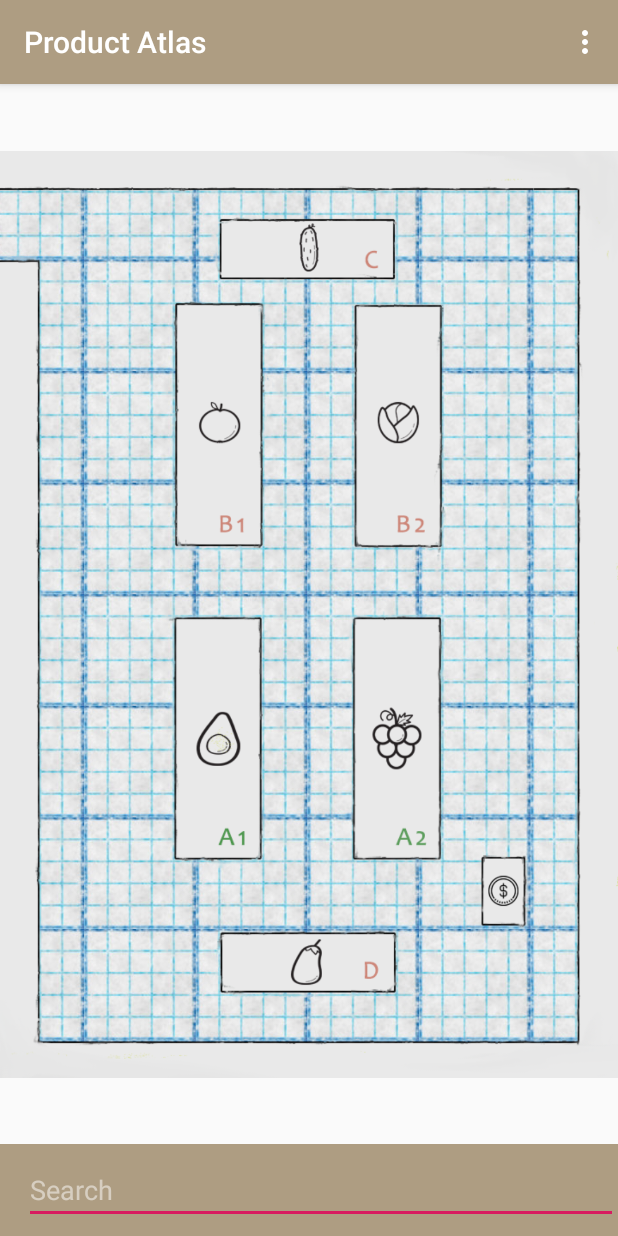
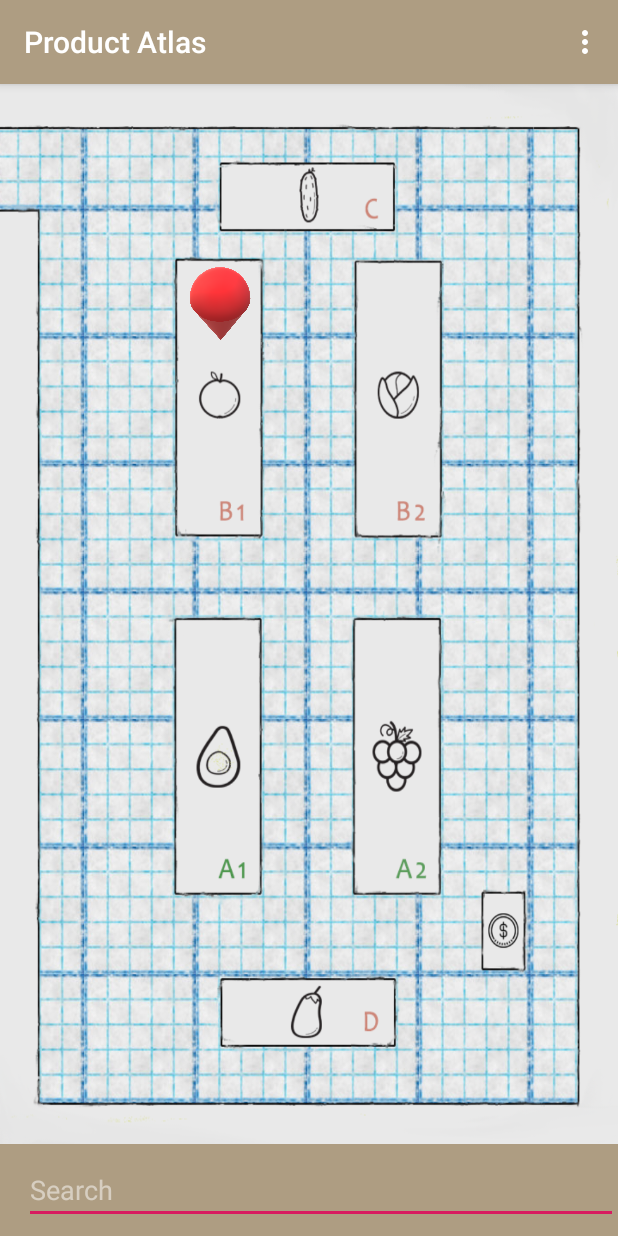
Before and after one commit to iansinphi/ProductAtlas, an Android app: the MainActivity screen opened directly, with no data from a screen before it, on a phone screen of 412 x 824 dp. Run offline under Robolectric (Android 15) with nearby library versions, the phone set to English and light mode, and no system bars.

Commit message:
Added pin to the screen with guidelines

```diff
--- a/app/src/main/res/layout/activity_main.xml
+++ b/app/src/main/res/layout/activity_main.xml
@@ -1,42 +1,75 @@
 <?xml version="1.0" encoding="utf-8"?>
 
-<android.support.constraint.ConstraintLayout
-    xmlns:android="http://schemas.android.com/apk/res/android"
+<android.support.constraint.ConstraintLayout xmlns:android="http://schemas.android.com/apk/res/android"
     xmlns:app="http://schemas.android.com/apk/res-auto"
     xmlns:tools="http://schemas.android.com/tools"
     android:layout_width="match_parent"
     android:layout_height="match_parent"
     tools:context=".MainActivity">
-
+<!--This layout holds the map and the toolbar in weighted percentages of the screen.-->
     <LinearLayout
         android:layout_width="match_parent"
         android:layout_height="match_parent"
         android:orientation="vertical">
-
-        <ImageView
-            android:id="@+id/imageView"
+<!--This layout allows elements to show on top of other elements and holds the map and its pins-->
+        <!--adjustViewBounds ensures proportion is consistent on different sized screens -->
+        <FrameLayout
             android:layout_width="match_parent"
             android:layout_height="3dp"
             android:layout_weight="92"
             android:adjustViewBounds="true"
-
             android:fitsSystemWindows="true"
             app:layout_constraintBottom_toTopOf="@+id/toolbar"
             app:layout_constraintEnd_toEndOf="parent"
             app:layout_constraintHorizontal_bias="0.5"
             app:layout_constraintStart_toStartOf="parent"
             app:layout_constraintTop_toTopOf="parent"
-            app:srcCompat="@drawable/produce" />
+            android:background="@drawable/produce">
+
+
+                <android.support.constraint.ConstraintLayout
+                    android:id="@+id/mapContentsContraintLayout"
+                    android:layout_width="match_parent"
+                    android:layout_height="match_parent">
+<!--dp measurement for dimensions to ensure pin can be selected on a small screen.-->
+                    <ImageView
+                        android:id="@+id/imageView4"
+                        android:layout_width="50dp"
+                        android:layout_height="60dp"
+                        app:srcCompat="@drawable/pin"
+                        android:background="@android:color/transparent"
+                        app:layout_constraintBottom_toTopOf="@+id/guideline"
+                        app:layout_constraintStart_toStartOf="@+id/guideline2"
+                        android:visibility="visible"
+                        />
+<!--guidelines for pin, based on percentage of the screen dimensions-->
+                    <android.support.constraint.Guideline
+                        android:id="@+id/guideline"
+                        android:layout_width="wrap_content"
+                        android:layout_height="wrap_content"
+                        android:orientation="horizontal"
+                        app:layout_constraintGuide_percent="0.25"/>
+
+                    <android.support.constraint.Guideline
+                        android:id="@+id/guideline2"
+                        android:layout_width="wrap_content"
+                        android:layout_height="wrap_content"
+                        android:orientation="vertical"
+                        app:layout_constraintGuide_percent="0.295" />
+                </android.support.constraint.ConstraintLayout>
+
+
+        </FrameLayout>
+<!--toolbar takes up the last 8% of the screen.-->
         <android.support.v7.widget.Toolbar
             android:id="@+id/toolbar"
-        android:layout_weight="8"
             android:layout_width="match_parent"
             android:layout_height="0dp"
+            android:layout_weight="8"
             android:background="@color/colorPrimary"
             android:minHeight="?attr/actionBarSize"
             android:theme="?attr/actionBarTheme"
-        app:layout_constraintBottom_toBottomOf="parent"
-        >
+            app:layout_constraintBottom_toBottomOf="parent">
 
             <android.support.constraint.ConstraintLayout
                 android:id="@+id/textInputLayout"
@@ -44,17 +77,20 @@
                 android:layout_height="wrap_content">
 
                 <android.support.design.widget.TextInputEditText
-                android:imeOptions="actionSearch"
-                android:inputType="text"
                     android:id="@+id/textInputEditText"
                     android:layout_width="match_parent"
                     android:layout_height="wrap_content"
                     android:hint="@string/search_label"
+                    android:imeOptions="actionSearch"
+                    android:inputType="text"
                     app:layout_constraintBottom_toBottomOf="parent"
                     app:layout_constraintEnd_toEndOf="parent"
                     app:layout_constraintStart_toStartOf="parent"
                     app:layout_constraintTop_toTopOf="parent" />
             </android.support.constraint.ConstraintLayout>
         </android.support.v7.widget.Toolbar>
+
+
     </LinearLayout>
+
 </android.support.constraint.ConstraintLayout>
```
Also changed, not shown: app/src/main/res/drawable/pin.png (added). Lines whose indentation alone changed are shown as unchanged.
